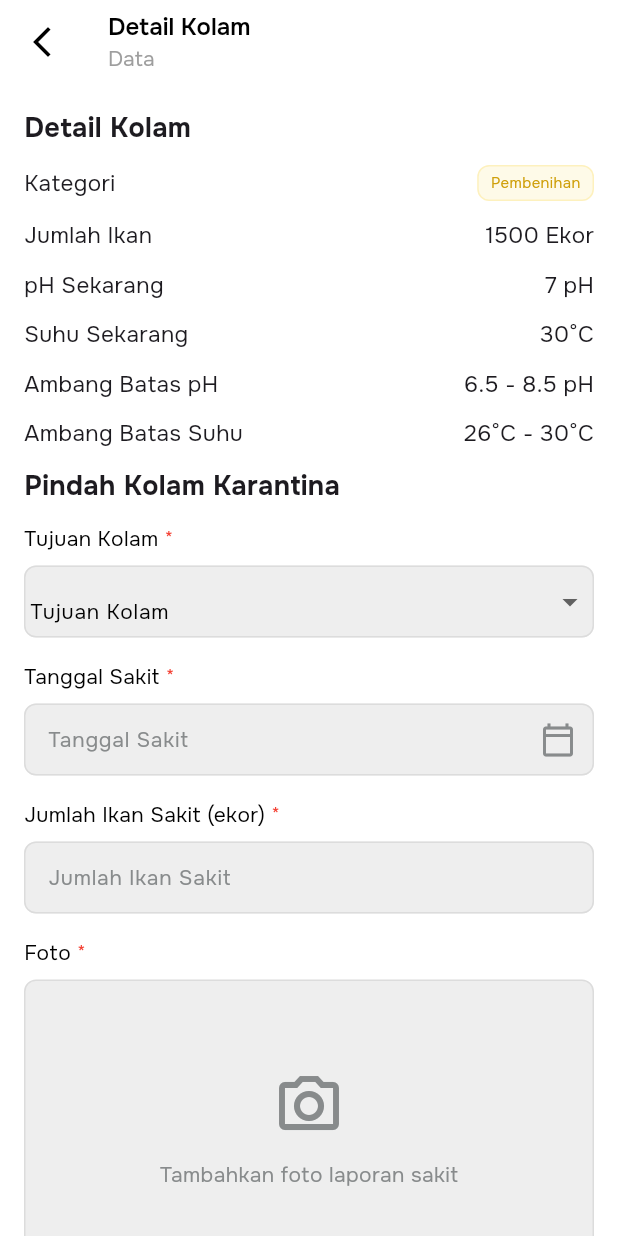
After one commit to Capstone-Lele/mobile-smartfarm, a Flutter app: the CreateSickReportPage screen opened by its route, on a phone screen of 412 x 824 dp. The commit adds this screen. Run offline on Flutter 3.47's test engine with Material 3 defaults, Android fonts, the phone set to English and light mode, and no system bars; drawn by our look-alikes of overlay_support; our stand-ins replace dartz, dropdown_button2, flutter_dotenv, flutter_riverpod, google_fonts, image_picker and 3 more; missing offline and left inert: d_method; accounts and stored records are empty.

Commit message:
feat: manajemen laporan sakit

```diff
--- a/lib/core/utils/app_routers.dart
+++ b/lib/core/utils/app_routers.dart
@@ -25,6 +25,9 @@ import 'package:budidaya_lele_mobile/features/schedule/presentation/pages/update
 import 'package:budidaya_lele_mobile/features/seed-report/presentation/pages/create_seed_report_page.dart';
 import 'package:budidaya_lele_mobile/features/seed-report/presentation/pages/seed_report_detail_page.dart';
 import 'package:budidaya_lele_mobile/features/seed-report/presentation/pages/seed_report_page.dart';
+import 'package:budidaya_lele_mobile/features/sick-report/presentation/pages/create_sick_report_page.dart';
+import 'package:budidaya_lele_mobile/features/sick-report/presentation/pages/sick_report_detail_page.dart';
+import 'package:budidaya_lele_mobile/features/sick-report/presentation/pages/sick_report_page.dart';
 import 'package:budidaya_lele_mobile/features/status-device/presentation/status_device_page.dart';
 import 'package:budidaya_lele_mobile/features/user/presentation/pages/change_password_page.dart';
 import 'package:budidaya_lele_mobile/features/vitamin-report/presentation/pages/create_vitamin_report_page.dart';
@@ -87,6 +90,10 @@ class AppRoutes {
   static const String movePoolReport = '/move-pool-report';
   static const String createMovePoolReport = '/move-pool-report/create';
   static const String movePoolReportDetail = '/move-pool-report/detail';
+  // Sick Report
+  static const String sickReport = '/sick-report';
+  static const String createSickReport = '/sick-report/create';
+  static const String sickReportDetail = '/sick-report/detail';
   // Status Device
   static const String statusDevice = '/status-device';
 
@@ -397,6 +404,35 @@ class AppRoutes {
           poolName: args?['poolName'] as String? ?? '',
         );
       },
+      // Sick Report
+      sickReport: (context) {
+        final args =
+            ModalRoute.of(context)?.settings.arguments as Map<String, dynamic>?;
+        return SickReportPage(
+          cycleId: args?['cycleId'] as String? ?? '',
+          poolId: args?['poolId'] as String? ?? '',
+          poolName: args?['poolName'] as String? ?? '',
+        );
+      },
+      createSickReport: (context) {
+        final args =
+            ModalRoute.of(context)?.settings.arguments as Map<String, dynamic>?;
+        return CreateSickReportPage(
+          cycleId: args?['cycleId'] as String? ?? '',
+          poolId: args?['poolId'] as String? ?? '',
+          poolName: args?['poolName'] as String? ?? '',
+        );
+      },
+      sickReportDetail: (context) {
+        final args =
+            ModalRoute.of(context)?.settings.arguments as Map<String, dynamic>?;
+        return SickReportDetailPage(
+          reportId: args?['reportId'] as String? ?? '',
+          cycleId: args?['cycleId'] as String? ?? '',
+          poolId: args?['poolId'] as String? ?? '',
+          poolName: args?['poolName'] as String? ?? '',
+        );
+      },
       // Status Device
       statusDevice: (context) => const StatusDevicePage(),
     };
--- /dev/null
+++ b/lib/features/sick-report/presentation/pages/create_sick_report_page.dart
@@ -0,0 +1,292 @@
+import 'package:budidaya_lele_mobile/common/widgets/app_button.dart';
+import 'package:budidaya_lele_mobile/common/widgets/app_input_date.dart';
+import 'package:budidaya_lele_mobile/common/widgets/app_input_dropdown.dart';
+import 'package:budidaya_lele_mobile/common/widgets/app_input_image.dart';
+import 'package:budidaya_lele_mobile/common/widgets/app_input_text.dart';
+import 'package:budidaya_lele_mobile/common/widgets/app_status_badge.dart';
+import 'package:budidaya_lele_mobile/core/constants/app_colors.dart';
+import 'package:flutter/material.dart';
+import 'package:image_picker/image_picker.dart';
+
+class CreateSickReportPage extends StatefulWidget {
+  final String cycleId;
+  final String poolId;
+  final String poolName;
+
+  const CreateSickReportPage({
+    super.key,
+    required this.cycleId,
+    required this.poolId,
+    required this.poolName,
+  });
+
+  @override
+  State<CreateSickReportPage> createState() => _CreateSickReportPageState();
+}
+
+class _CreateSickReportPageState extends State<CreateSickReportPage> {
+  final _formKey = GlobalKey<FormState>();
+  final _reportDateCtrl = TextEditingController();
+  final _quantityCtrl = TextEditingController();
+  final _vitaminQuantityCtrl = TextEditingController();
+  XFile? _selectedImage;
+  bool _showVitaminForm = false;
+
+  @override
+  void dispose() {
+    _reportDateCtrl.dispose();
+    _quantityCtrl.dispose();
+    _vitaminQuantityCtrl.dispose();
+    super.dispose();
+  }
+
+  @override
+  Widget build(BuildContext context) {
+    return Scaffold(
+      appBar: _buildHeader(context),
+      body: SafeArea(
+        child: SingleChildScrollView(
+          padding: const EdgeInsets.all(16),
+          child: Column(
+            crossAxisAlignment: CrossAxisAlignment.start,
+            children: [
+              _buildPoolDetail(),
+              SizedBox(height: 12),
+              _buildFormState(),
+            ],
+          ),
+        ),
+      ),
+    );
+  }
+
+  AppBar _buildHeader(BuildContext context) {
+    return AppBar(
+      elevation: 0,
+      leading: IconButton(
+        icon: const Icon(Icons.arrow_back_ios_new, color: Colors.black),
+        onPressed: () => Navigator.pop(context),
+      ),
+      title: Column(
+        crossAxisAlignment: CrossAxisAlignment.start,
+        children: [
+          const Text(
+            'Detail Kolam',
+            style: TextStyle(fontSize: 16, fontWeight: FontWeight.w600),
+          ),
+          const SizedBox(height: 2),
+          Text(
+            'Data ${widget.poolName}',
+            style: const TextStyle(fontSize: 14, color: Colors.grey),
+          ),
+        ],
+      ),
+    );
+  }
+
+  Widget _buildPoolDetail() {
+    return Column(
+      crossAxisAlignment: CrossAxisAlignment.start,
+      children: [
+        Text(
+          'Detail Kolam',
+          style: TextStyle(fontSize: 18, fontWeight: FontWeight.bold),
+        ),
+        SizedBox(height: 12),
+        Row(
+          mainAxisAlignment: MainAxisAlignment.spaceBetween,
+          children: [
+            Text('Kategori', style: TextStyle(fontSize: 15)),
+            AppStatusBadge(label: 'Pembenihan', type: BadgeType.warning),
+          ],
+        ),
+        SizedBox(height: 12),
+        Row(
+          mainAxisAlignment: MainAxisAlignment.spaceBetween,
+          children: [
+            Text('Jumlah Ikan', style: TextStyle(fontSize: 15)),
+            Text('1500 Ekor', style: TextStyle(fontSize: 15)),
+          ],
+        ),
+        SizedBox(height: 12),
+        Row(
+          mainAxisAlignment: MainAxisAlignment.spaceBetween,
+          children: [
+            Text('pH Sekarang', style: TextStyle(fontSize: 15)),
+            Text('7 pH', style: TextStyle(fontSize: 15)),
+          ],
+        ),
+        SizedBox(height: 12),
+        Row(
+          mainAxisAlignment: MainAxisAlignment.spaceBetween,
+          children: [
+            Text('Suhu Sekarang', style: TextStyle(fontSize: 15)),
+            Text('30°C', style: TextStyle(fontSize: 15)),
+          ],
+        ),
+        SizedBox(height: 12),
+        Row(
+          mainAxisAlignment: MainAxisAlignment.spaceBetween,
+          children: [
+            Text('Ambang Batas pH', style: TextStyle(fontSize: 15)),
+            Text('6.5 - 8.5 pH', style: TextStyle(fontSize: 15)),
+          ],
+        ),
+        SizedBox(height: 12),
+        Row(
+          mainAxisAlignment: MainAxisAlignment.spaceBetween,
+          children: [
+            Text('Ambang Batas Suhu', style: TextStyle(fontSize: 15)),
+            Text('26°C - 30°C', style: TextStyle(fontSize: 15)),
+          ],
+        ),
+      ],
+    );
+  }
+
+  Widget _buildFormState() {
+    return Form(
+      key: _formKey,
+      child: Column(
+        crossAxisAlignment: CrossAxisAlignment.start,
+        children: [
+          Text(
+            'Pindah Kolam Karantina',
+            style: TextStyle(fontSize: 18, fontWeight: FontWeight.bold),
+          ),
+          SizedBox(height: 12),
+          AppInputDropdown(
+            label: 'Tujuan Kolam',
+            hint: 'Tujuan Kolam',
+            items: [],
+            itemLabel: (item) => item['name'] as String,
+            requiredField: true,
+            validator: (value) {
+              if (value == null || value.isEmpty) {
+                return 'Nama produk harus dipilih';
+              }
+              return null;
+            },
+          ),
+          SizedBox(height: 16),
+          AppInputDate(
+            label: 'Tanggal Sakit',
+            hint: 'Tanggal Sakit',
+            type: DateFieldType.date,
+            controller: _reportDateCtrl,
+            requiredField: true,
+            validator: (value) {
+              if (value == null || value.isEmpty) {
+                return 'Tanggal Sakit harus dipilih';
+              }
+              return null;
+            },
+          ),
+          SizedBox(height: 16),
+          AppInputText(
+            label: 'Jumlah Ikan Sakit (ekor)',
+            hint: 'Jumlah Ikan Sakit',
+            controller: _quantityCtrl,
+            type: FieldType.number,
+            requiredField: true,
+            validator: (value) {
+              if (value == null || value.isEmpty) {
+                return 'Jumlah Ikan Sakit harus diisi';
+              }
+
+              final number = int.tryParse(value);
+              if (number == null || number <= 0) {
+                return 'Jumlah Ikan Sakit harus berupa angka positif';
+              }
+
+              return null;
+            },
+          ),
+          SizedBox(height: 16),
+          AppInputImage(
+            label: 'Foto',
+            hint: 'Tambahkan foto laporan sakit',
+            requiredField: true,
+            onChanged: (image) {
+              setState(() {
+                _selectedImage = image;
+              });
+            },
+          ),
+          SizedBox(height: 16),
+          CheckboxListTile(
+            value: _showVitaminForm,
+            onChanged: (value) {
+              setState(() {
+                _showVitaminForm = value ?? false;
+              });
+            },
+            title: Text(
+              'Apakah Ingin melakukan Laporan Vitamin/Obat Juga?',
+              style: TextStyle(fontSize: 12),
+            ),
+            controlAffinity: ListTileControlAffinity.leading,
+            contentPadding: EdgeInsets.zero,
+            visualDensity: VisualDensity.compact,
+            checkboxShape: RoundedRectangleBorder(
+              borderRadius: BorderRadius.circular(2),
+              side: BorderSide(color: AppColors.gray, width: 2),
+            ),
+            activeColor: AppColors.green,
+            checkColor: Colors.white,
+            tileColor: Colors.grey[100],
+            side: BorderSide(color: AppColors.gray, width: 2),
+          ),
+          if (_showVitaminForm) ...[
+            SizedBox(height: 16),
+            Text(
+              'Laporan Vitamin/Obat',
+              style: TextStyle(fontSize: 18, fontWeight: FontWeight.bold),
+            ),
+            SizedBox(height: 12),
+            AppInputDropdown(
+              label: 'Nama Produk',
+              hint: 'Nama Produk',
+              items: [],
+              itemLabel: (item) => item['name'] as String,
+              requiredField: true,
+              validator: (value) {
+                if (value == null || value.isEmpty) {
+                  return 'Nama produk harus dipilih';
+                }
+                return null;
+              },
+            ),
+            SizedBox(height: 16),
+            AppInputText(
+              label: 'Jumlah Vitamin/Obat',
+              hint: 'Jumlah Vitamin/Obat',
+              controller: _quantityCtrl,
+              type: FieldType.number,
+              requiredField: true,
+              validator: (value) {
+                if (value == null || value.isEmpty) {
+                  return 'Jumlah Vitamin/Obat harus diisi';
+                }
+
+                final number = int.tryParse(value);
+                if (number == null || number <= 0) {
+                  return 'Jumlah Vitamin/Obat harus berupa angka positif';
+                }
+
+                return null;
+              },
+            ),
+          ],
+          SizedBox(height: 24),
+          AppButton(label: 'Pindah', onPressed: () {}),
+          SizedBox(height: 16),
+          Text(
+            'Sebelum melanjutkan, pastikan kolam tujuan sudah sesuai. Setelah ikan sakit dipindahkan, data tidak dapat diubah untuk menjaga keakuratan riwayat budidaya.',
+            style: TextStyle(fontSize: 14, color: Colors.red),
+          ),
+        ],
+      ),
+    );
+  }
+}
```
Also changed, not shown: lib/features/report/presentation/pages/report_page.dart (+11 -1 lines), lib/features/sick-report/presentation/pages/sick_report_detail_page.dart (added, +163 -0 lines), lib/features/sick-report/presentation/pages/sick_report_page.dart (added, +246 -0 lines).
